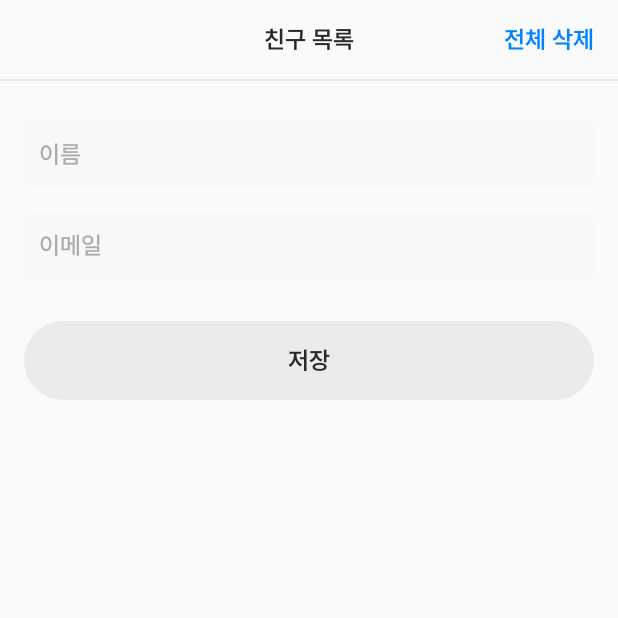
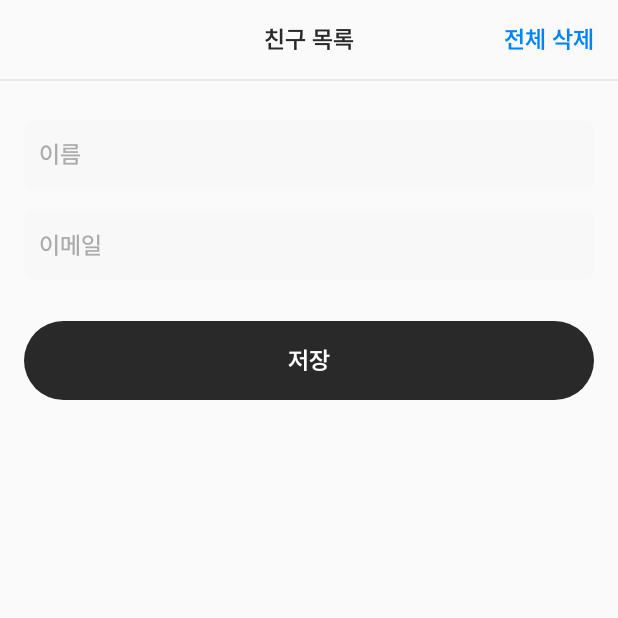
Before and after one commit to 30th-THE-SOPT-Android-Simhwa-Study/Android-YoungJin, an Android app: the screen it shows after launch (FriendActivity), on a phone screen of 412 x 824 dp, the top half of it. Run offline under Robolectric (Android 15) with nearby library versions, the phone set to English and light mode, and no system bars; our stand-ins replace Room's generated code, data binding.

Commit message:
[feat] 이름 입력 시 공백제거 처리 및 이메일 포맷 검사 구현

```diff
--- a/app/src/main/res/layout/activity_friend.xml
+++ b/app/src/main/res/layout/activity_friend.xml
@@ -73,7 +73,8 @@
             android:layout_marginTop="@dimen/spacing28"
             android:hint="@string/name"
             android:inputType="textPersonName"
-            android:text="@={viewModel.inputName}"
+            android:onTextChanged="@{viewModel::onNameTextChanged}"
+            android:text="@{viewModel.friendName}"
             app:layout_constraintEnd_toEndOf="@id/guide_end"
             app:layout_constraintStart_toStartOf="@id/guide_start"
             app:layout_constraintTop_toBottomOf="@id/toolbar" />
@@ -86,7 +87,8 @@
             android:layout_marginTop="@dimen/spacingBase"
             android:hint="@string/email"
             android:inputType="textPersonName"
-            android:text="@={viewModel.inputEmail}"
+            android:onTextChanged="@{viewModel::onEmailTextChanged}"
+            android:text="@{viewModel.friendEmail}"
             app:layout_constraintEnd_toEndOf="@id/guide_end"
             app:layout_constraintStart_toStartOf="@id/guide_start"
             app:layout_constraintTop_toBottomOf="@id/name" />
@@ -97,7 +99,7 @@
             android:layout_width="0dp"
             android:layout_height="wrap_content"
             android:layout_marginTop="@dimen/spacing28"
-            android:enabled="@{viewModel.inputName.length() > 0 &amp;&amp; viewModel.inputEmail.length() > 0}"
+            android:enabled="@{viewModel.friendName.length() > 0 &amp;&amp; viewModel.validEmail == true}"
             android:onClick="@{() -> viewModel.saveFriend()}"
             android:text="@string/save"
             app:layout_constraintEnd_toEndOf="@id/guide_end"
```
Also changed, not shown: app/src/main/java/org/sopt/anshim/presentation/friend/FriendViewModel.kt (+27 -6 lines).
